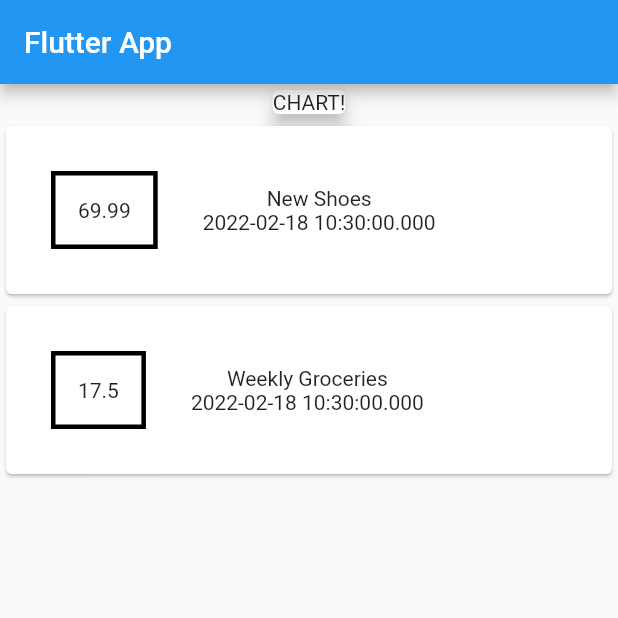
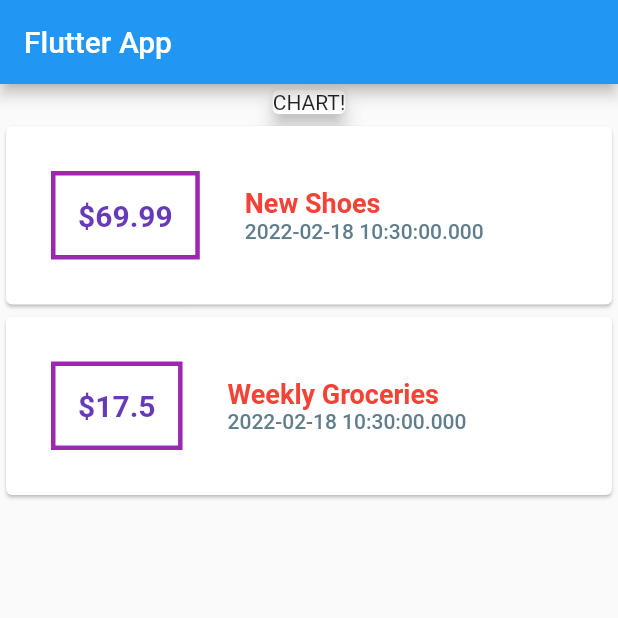
Before and after one commit to muriukiMartin/finance_app, a Flutter app: the screen it shows after launch, on a phone screen of 412 x 824 dp, the top half of it. Run offline on Flutter 3.47's test engine with Material 2 defaults, Android fonts, the phone set to English and light mode, and no system bars.

Commit message:
Interpolating strings

```diff
--- a/lib/main.dart
+++ b/lib/main.dart
@@ -52,16 +52,33 @@ class MyHomePage extends StatelessWidget {
                       margin: EdgeInsets.all(30),
                       decoration: BoxDecoration(
                           border: Border.all(
-                        color: Colors.black,
+                        color: Colors.purple,
                         width: 3,
                       )),
                       padding: EdgeInsets.all(15),
-                      child: Text(tx.amount.toString()),
+                      child: Text(
+                        '\$${tx.amount}',
+                        style: TextStyle(
+                            fontWeight: FontWeight.bold,
+                            fontSize: 20,
+                            color: Colors.deepPurple),
+                      ),
                     ),
                     Column(
+                      crossAxisAlignment: CrossAxisAlignment.start,
                       children: <Widget>[
-                        Text(tx.title),
-                        Text(tx.date.toString()),
+                        Text(
+                          tx.title,
+                          style: TextStyle(
+                              fontWeight: FontWeight.bold,
+                              fontSize: 18,
+                              color: Colors.red),
+                        ),
+                        Text(tx.date.toString(),
+                            style: TextStyle(
+                                fontWeight: FontWeight.w500,
+                                fontSize: 14,
+                                color: Colors.blueGrey)),
                       ],
                     )
                   ],
```
